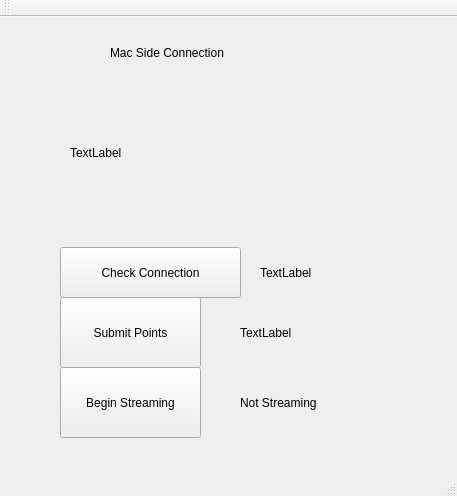
Old version of the form MacGUI/mainwindow.ui in the repository ashleysimpson/FanucProject.
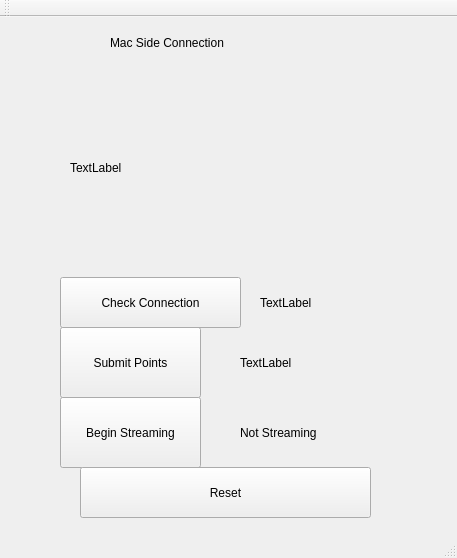
New version of the form.

Commit message: fixed up the GUI, added the reset button

```diff
--- a/MacGUI/mainwindow.ui
+++ b/MacGUI/mainwindow.ui
@@ -7,7 +7,7 @@
     <x>0</x>
     <y>0</y>
     <width>457</width>
-    <height>496</height>
+    <height>558</height>
    </rect>
   </property>
   <property name="windowTitle">
@@ -18,7 +18,7 @@
     <property name="geometry">
      <rect>
       <x>60</x>
-      <y>350</y>
+      <y>380</y>
       <width>141</width>
       <height>71</height>
      </rect>
@@ -31,7 +31,7 @@
     <property name="geometry">
      <rect>
       <x>240</x>
-      <y>370</y>
+      <y>400</y>
       <width>171</width>
       <height>31</height>
      </rect>
@@ -44,7 +44,7 @@
     <property name="geometry">
      <rect>
       <x>60</x>
-      <y>280</y>
+      <y>310</y>
       <width>141</width>
       <height>71</height>
      </rect>
@@ -57,7 +57,7 @@
     <property name="geometry">
      <rect>
       <x>240</x>
-      <y>300</y>
+      <y>330</y>
       <width>171</width>
       <height>31</height>
      </rect>
@@ -70,7 +70,7 @@
     <property name="geometry">
      <rect>
       <x>60</x>
-      <y>230</y>
+      <y>260</y>
       <width>181</width>
       <height>51</height>
      </rect>
@@ -83,7 +83,7 @@
     <property name="geometry">
      <rect>
       <x>260</x>
-      <y>240</y>
+      <y>270</y>
       <width>141</width>
       <height>31</height>
      </rect>
@@ -96,7 +96,7 @@
     <property name="geometry">
      <rect>
       <x>110</x>
-      <y>20</y>
+      <y>10</y>
       <width>231</width>
       <height>31</height>
      </rect>
@@ -109,15 +109,28 @@
     <property name="geometry">
      <rect>
       <x>70</x>
-      <y>60</y>
+      <y>50</y>
       <width>321</width>
-      <height>151</height>
+      <height>201</height>
      </rect>
     </property>
     <property name="text">
      <string>TextLabel</string>
     </property>
    </widget>
+   <widget class="QPushButton" name="resetButton">
+    <property name="geometry">
+     <rect>
+      <x>80</x>
+      <y>450</y>
+      <width>291</width>
+      <height>51</height>
+     </rect>
+    </property>
+    <property name="text">
+     <string>Reset</string>
+    </property>
+   </widget>
   </widget>
   <widget class="QMenuBar" name="menuBar">
    <property name="geometry">
```
The commit also changes 2 other files.
